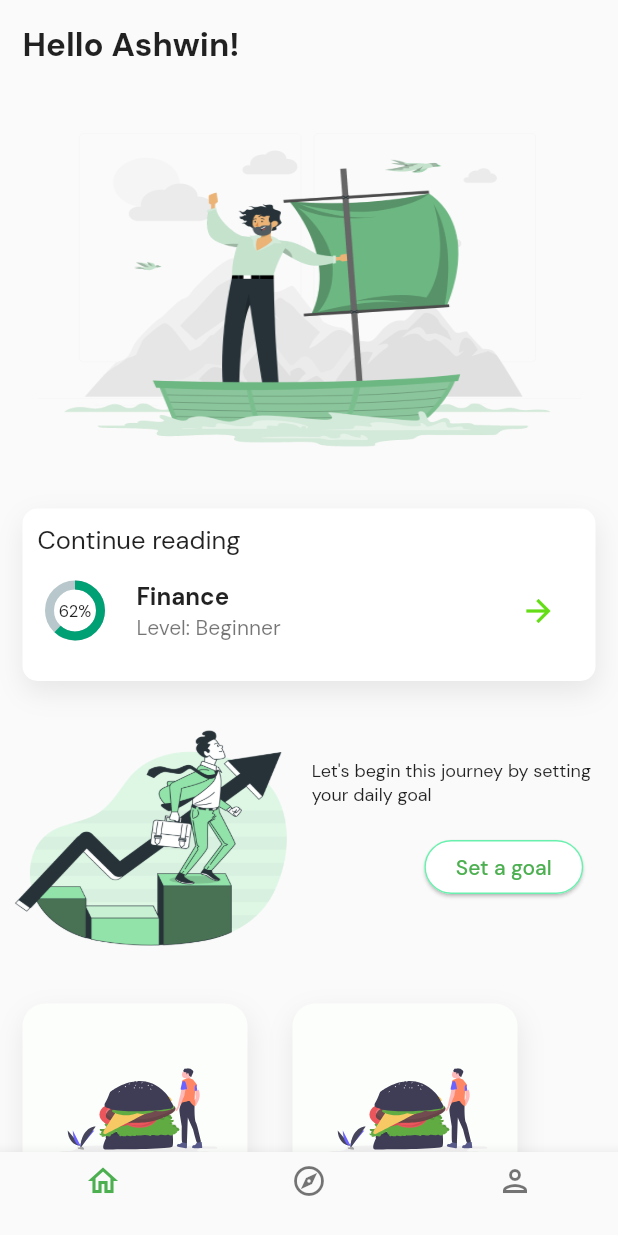
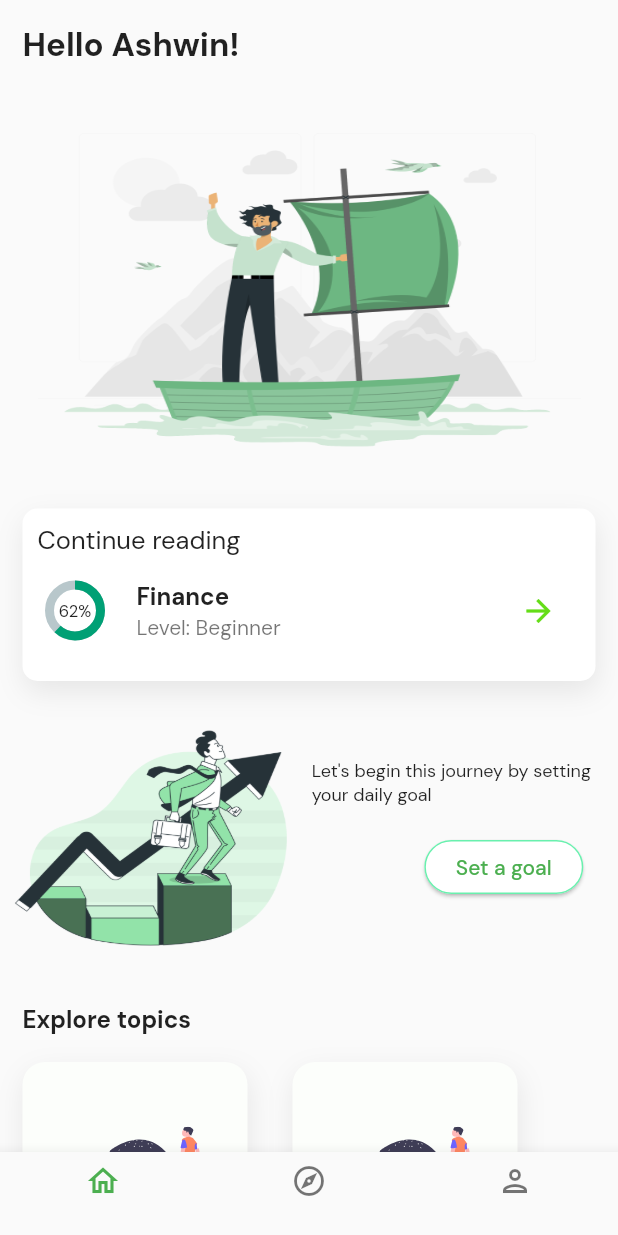
Before and after one commit to cyberianzed/skillversity, a Flutter app: the screen it shows after launch, on a phone screen of 412 x 824 dp. Run offline on Flutter 3.47's test engine with Material 2 defaults, Android fonts, the phone set to English and light mode, and no system bars; drawn by our look-alikes of percent_indicator; our stand-ins replace flutter_svg, google_fonts.

Commit message:
Minor text changes

```diff
--- a/lib/constants.dart
+++ b/lib/constants.dart
@@ -4,6 +4,11 @@ const kTextColor = Color(0xFF0D1333);
 
 const kHeadingextStyle = TextStyle(
   fontSize: 22,
+  //color: Colors.white,
+  fontWeight: FontWeight.bold,
+);
+const exploreTextStyle = TextStyle(
+  fontSize: 16,
   //color: Colors.white,
   fontWeight: FontWeight.bold,
 );
--- a/lib/screens/home_screen.dart
+++ b/lib/screens/home_screen.dart
@@ -76,6 +76,13 @@ class HomeScreen extends StatelessWidget {
             ),
             const SizedBox(height: 10),
             //const SearchBar(),
+            const Padding(
+              padding: EdgeInsets.fromLTRB(15, 15, 0, 3),
+              child: Text(
+                "Explore topics",
+                style: exploreTextStyle,
+              ),
+            ),
             Row(
               children: const [
                 CategoryCard(
```
